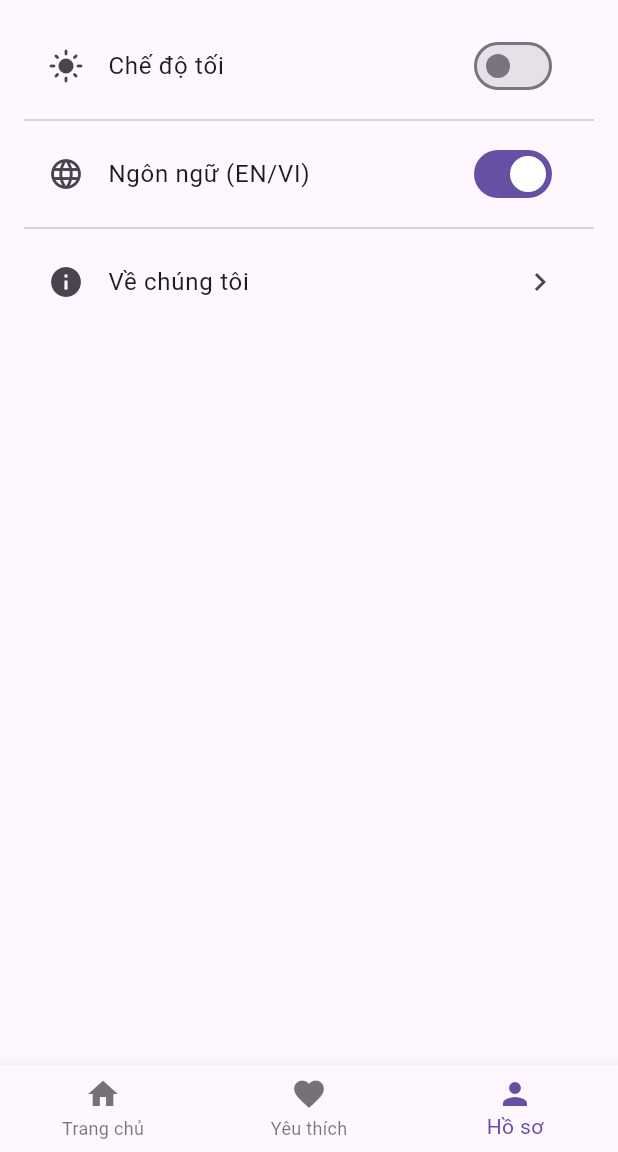
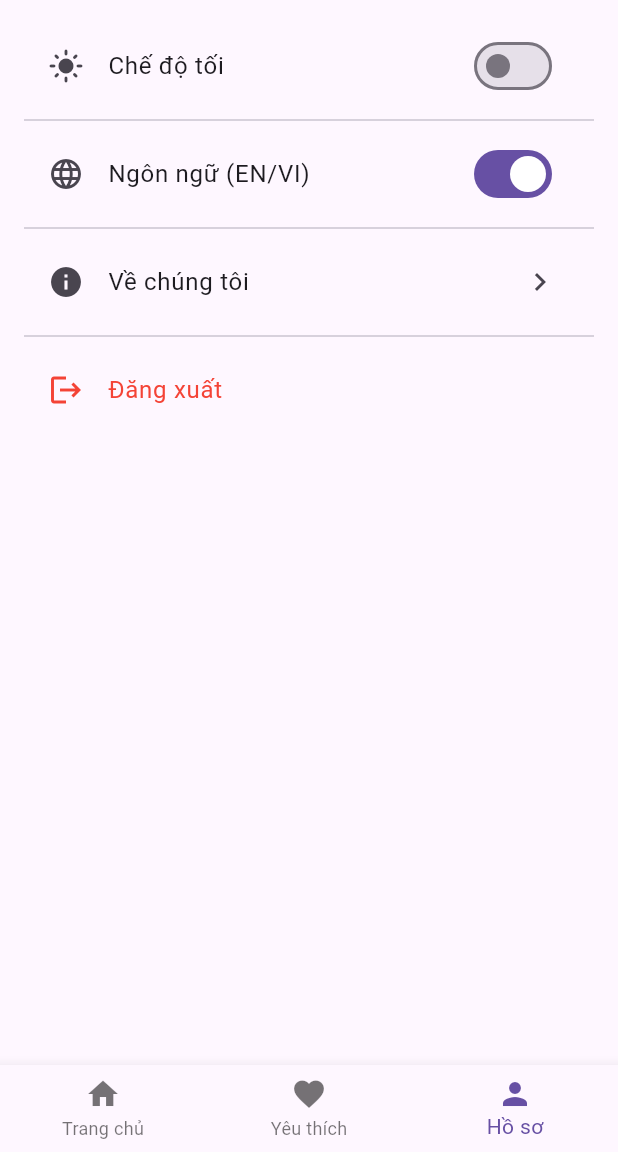
Before and after one commit to khoa20061702/2025_2026_2_3_LTTBDD_N01_Nhom_15, a Flutter app: the MainScreen screen opened directly, item 3 of the bottom bar chosen, on a phone screen of 412 x 824 dp, the part 84-1236 px from its top. Run offline on Flutter 3.47's test engine with Material 3 defaults, Android fonts, the phone set to English and light mode, and no system bars.

Commit message:
them nut dang xuat

```diff
--- a/lib/Screens/profile_screen.dart
+++ b/lib/Screens/profile_screen.dart
@@ -1,6 +1,7 @@
 import 'package:flutter/material.dart';
 import '../core/app_state.dart';
 import 'about_screen.dart';
+import 'login_screen.dart';
 
 class ProfileScreen extends StatelessWidget {
   const ProfileScreen({super.key});
@@ -49,6 +50,21 @@
             );
           },
         ),
+        const Divider(),
+        ListTile(
+          leading: const Icon(Icons.logout, color: Colors.red),
+          title: Text(
+            T.get('logout'),
+            style: const TextStyle(color: Colors.red),
+          ),
+          onTap: () {
+            Navigator.pushAndRemoveUntil(
+              context,
+              MaterialPageRoute(builder: (_) => const LoginScreen()),
+              (route) => false,
+            );
+          },
+        ),
       ],
     );
   }
--- a/lib/core/app_state.dart
+++ b/lib/core/app_state.dart
@@ -102,6 +102,10 @@
         'en': 'Registration successful! Welcome!',
         'vi': 'Đăng ký thành công! Chào mừng bạn!',
       },
+      'logout': {
+        'en': 'Logout',
+        'vi': 'Đăng xuất',
+      },
     };
 
     return translations[key]?[isVi ? 'vi' : 'en'] ?? key;
```
